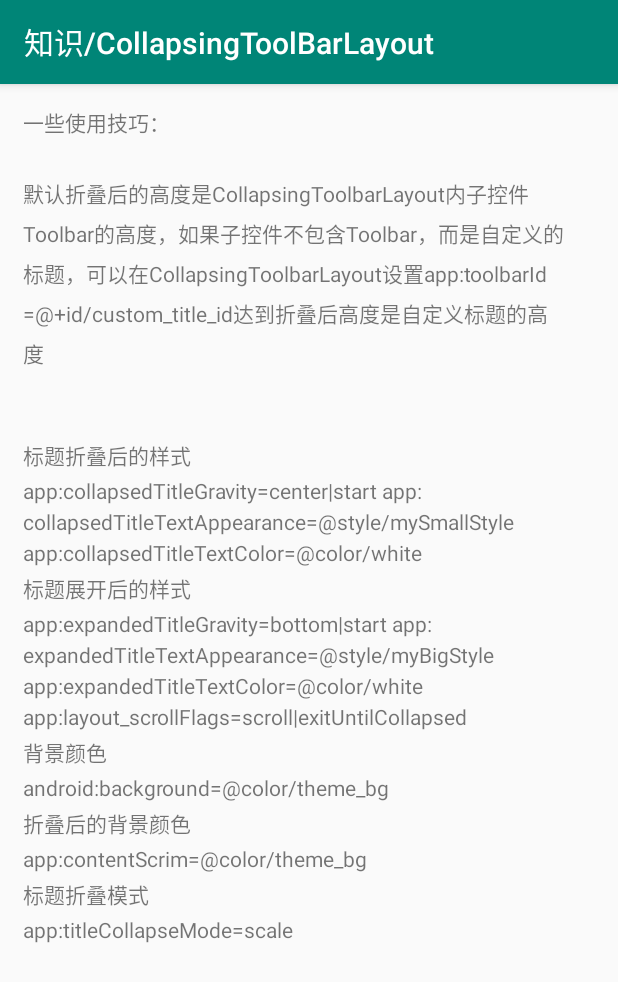
After one commit to duxl/CoordinatorDemo, an Android app: the CollapsingToolBarLayoutDescribeActivity screen opened directly, with no data from a screen before it, on a phone screen of 412 x 824 dp. The commit adds this screen. Shown: the top 982 px of the screen. Run offline under Robolectric (Android 15) with nearby library versions, the phone set to English and light mode, and no system bars; our stand-ins replace ButterKnife.

Commit message:
增加CollapsingToolbarLayout说明

```diff
--- a/app/src/main/AndroidManifest.xml
+++ b/app/src/main/AndroidManifest.xml
@@ -22,6 +22,13 @@
 
         <activity android:name="com.duxl.coordinator.knowledge.CoordinatorDescribeActivity"
             android:label="知识/CoordinatorLayout">
+            <intent-filter>
+                <action android:name="com.duxl.coordinator.demo.Action" />
+            </intent-filter>
+        </activity>
+
+        <activity android:name="com.duxl.coordinator.knowledge.CollapsingToolBarLayoutDescribeActivity"
+            android:label="知识/CollapsingToolBarLayout">
             <intent-filter>
                 <action android:name="com.duxl.coordinator.demo.Action" />
             </intent-filter>
--- /dev/null
+++ b/app/src/main/java/com/duxl/coordinator/knowledge/CollapsingToolBarLayoutDescribeActivity.java
@@ -0,0 +1,29 @@
+package com.duxl.coordinator.knowledge;
+
+import android.text.Html;
+import android.widget.TextView;
+
+import com.duxl.coordinator.BaseActivity;
+import com.duxl.coordinator.demo.R;
+
+import butterknife.BindView;
+
+/**
+ * CollapsingToolBar的一些知识
+ */
+public class CollapsingToolBarLayoutDescribeActivity extends BaseActivity {
+
+    @BindView(R.id.text)
+    TextView mTextView;
+
+    @Override
+    public int getLayoutResId() {
+        return R.layout.activity_collapsing_toolbar_describe;
+    }
+
+    @Override
+    public void initView() {
+        super.initView();
+        mTextView.setText(Html.fromHtml(getString(R.string.collapsing_toolbar_describe)));
+    }
+}
--- /dev/null
+++ b/app/src/main/res/layout/activity_collapsing_toolbar_describe.xml
@@ -0,0 +1,17 @@
+<?xml version="1.0" encoding="utf-8"?>
+<androidx.core.widget.NestedScrollView xmlns:android="http://schemas.android.com/apk/res/android"
+    xmlns:tools="http://schemas.android.com/tools"
+    android:layout_width="match_parent"
+    android:layout_height="match_parent"
+    android:orientation="vertical">
+
+    <TextView
+        android:id="@+id/text"
+        android:layout_width="match_parent"
+        android:layout_height="match_parent"
+        android:lineSpacingMultiplier="1.3"
+        android:padding="15dp"
+        android:autoLink="web"
+        android:text="@string/collapsing_toolbar_describe" />
+
+</androidx.core.widget.NestedScrollView>
--- a/app/src/main/res/layout/activity_demo4.xml
+++ b/app/src/main/res/layout/activity_demo4.xml
@@ -5,7 +5,7 @@
     android:layout_width="match_parent"
     android:layout_height="match_parent"
     android:orientation="vertical"
-    tools:context="com.duxl.coordinator.MainActivity$Demo4Activity">
+    tools:context=".Demo4Activity">
 
     <com.google.android.material.appbar.AppBarLayout
         android:id="@+id/app_bar_layout"
--- a/app/src/main/res/layout/activity_demo5.xml
+++ b/app/src/main/res/layout/activity_demo5.xml
@@ -17,7 +17,7 @@
         <com.google.android.material.appbar.CollapsingToolbarLayout
             android:layout_width="match_parent"
             android:layout_height="wrap_content"
-            app:collapsedTitleGravity="center"
+            app:collapsedTitleGravity="center|start"
             app:contentScrim="@color/colorPrimary"
             app:elevation="0dp"
             app:expandedTitleMarginStart="30dp"
--- a/app/src/main/res/values/strings.xml
+++ b/app/src/main/res/values/strings.xml
@@ -58,4 +58,40 @@ Children can specify CoordinatorLayout.LayoutParams.insetEdge to describe how th
 
         ]]>
     </string>
+
+    <string name="collapsing_toolbar_describe">
+        <![CDATA[
+        <p>
+        一些使用技巧：
+        </p>
+
+        <p>
+            默认折叠后的高度是CollapsingToolbarLayout内子控件Toolbar的高度，如果子控件不包含Toolbar，而是自定义的标题，可以在CollapsingToolbarLayout设置app:toolbarId="@+id/custom_title_id"达到折叠后高度是自定义标题的高度
+        </p>
+
+        <p>
+            <br/>标题折叠后的样式<br/>
+            app:collapsedTitleGravity="center|start"
+            app:collapsedTitleTextAppearance="@style/mySmallStyle"
+            app:collapsedTitleTextColor="@color/white"
+
+            <br/>标题展开后的样式<br/>
+            app:expandedTitleGravity="bottom|start"
+            app:expandedTitleTextAppearance="@style/myBigStyle"
+            app:expandedTitleTextColor="@color/white"
+
+            app:layout_scrollFlags="scroll|exitUntilCollapsed"
+
+            <br/>背景颜色<br/>
+            android:background="@color/theme_bg"
+            <br/>折叠后的背景颜色<br/>
+            app:contentScrim="@color/theme_bg"
+
+
+            <br/>标题折叠模式<br/>
+            app:titleCollapseMode="scale"
+        </p>
+
+        ]]>
+    </string>
 </resources>
```
Also changed, not shown: 1 other file.
